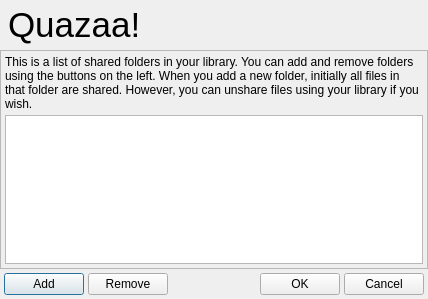
Above: Quazaa/UI/dialogeditshares.ui from c3c/quazaa before the change. Below: the same form after it.
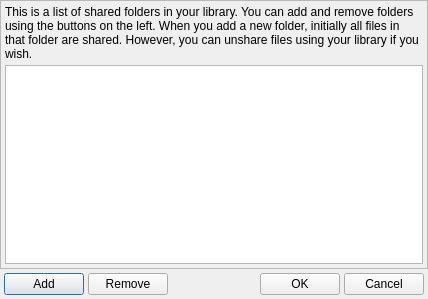
That is the form after the change. Icons and pictures are not drawn.

```diff
--- a/Quazaa/UI/dialogeditshares.ui
+++ b/Quazaa/UI/dialogeditshares.ui
@@ -40,66 +40,6 @@
     <number>0</number>
    </property>
    <item row="0" column="0">
-    <widget class="QFrame" name="frameCommonHeader">
-     <property name="minimumSize">
-      <size>
-       <width>0</width>
-       <height>50</height>
-      </size>
-     </property>
-     <property name="maximumSize">
-      <size>
-       <width>16777215</width>
-       <height>50</height>
-      </size>
-     </property>
-     <property name="frameShape">
-      <enum>QFrame::NoFrame</enum>
-     </property>
-     <property name="frameShadow">
-      <enum>QFrame::Raised</enum>
-     </property>
-     <layout class="QGridLayout" name="gridLayout_23">
-      <property name="margin">
-       <number>1</number>
-      </property>
-      <property name="spacing">
-       <number>0</number>
-      </property>
-      <item row="0" column="0">
-       <widget class="QLabel" name="labelLogo">
-        <property name="styleSheet">
-         <string notr="true">background-color: transparent;</string>
-        </property>
-        <property name="text">
-         <string/>
-        </property>
-        <property name="pixmap">
-         <pixmap resource="../Resource.qrc">:/Resource/Quazaa48.png</pixmap>
-        </property>
-       </widget>
-      </item>
-      <item row="0" column="1">
-       <widget class="QLabel" name="labelHeaderText">
-        <property name="sizePolicy">
-         <sizepolicy hsizetype="MinimumExpanding" vsizetype="Preferred">
-          <horstretch>0</horstretch>
-          <verstretch>0</verstretch>
-         </sizepolicy>
-        </property>
-        <property name="text">
-         <string notr="true">&lt;!DOCTYPE HTML PUBLIC &quot;-//W3C//DTD HTML 4.0//EN&quot; &quot;http://www.w3.org/TR/REC-html40/strict.dtd&quot;&gt;
-&lt;html&gt;&lt;head&gt;&lt;meta name=&quot;qrichtext&quot; content=&quot;1&quot; /&gt;&lt;style type=&quot;text/css&quot;&gt;
-p, li { white-space: pre-wrap; }
-&lt;/style&gt;&lt;/head&gt;&lt;body style=&quot; font-family:'MS Shell Dlg 2'; font-size:8.25pt; font-weight:400; font-style:normal;&quot;&gt;
-&lt;p style=&quot; margin-top:0px; margin-bottom:0px; margin-left:0px; margin-right:0px; -qt-block-indent:0; text-indent:0px;&quot;&gt;&lt;span style=&quot; font-size:26pt;&quot;&gt;Quazaa!&lt;/span&gt;&lt;/p&gt;&lt;/body&gt;&lt;/html&gt;</string>
-        </property>
-       </widget>
-      </item>
-     </layout>
-    </widget>
-   </item>
-   <item row="1" column="0">
     <widget class="QFrame" name="frameShares">
      <property name="frameShape">
       <enum>QFrame::StyledPanel</enum>
```
Left out of the diff: 2 changed lines with no effect on the pictures.
